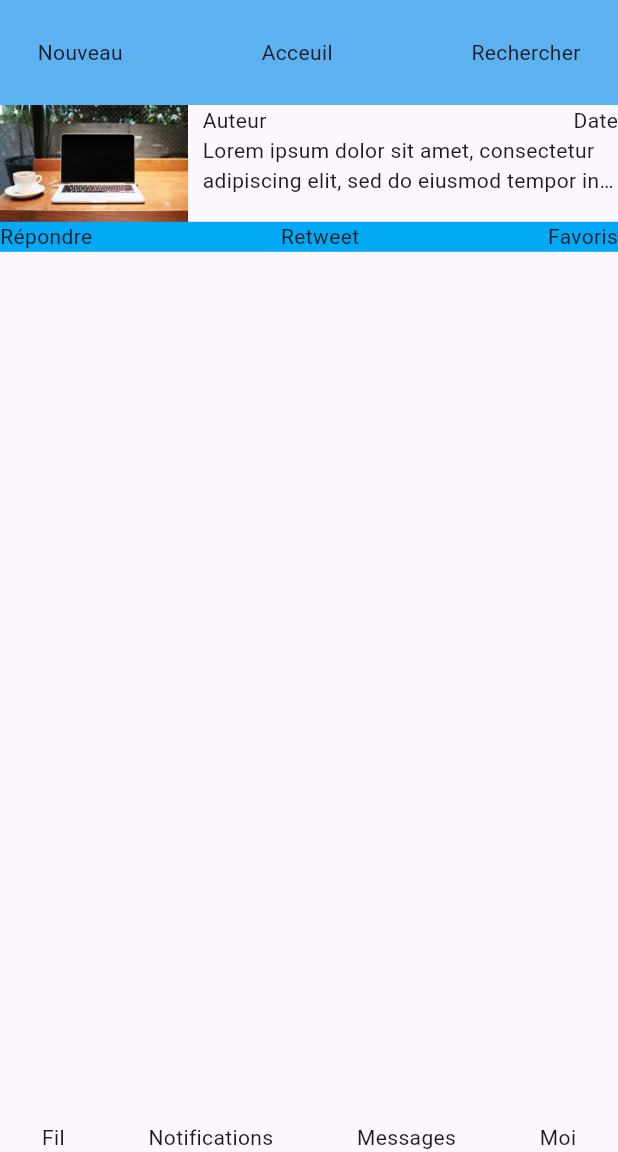
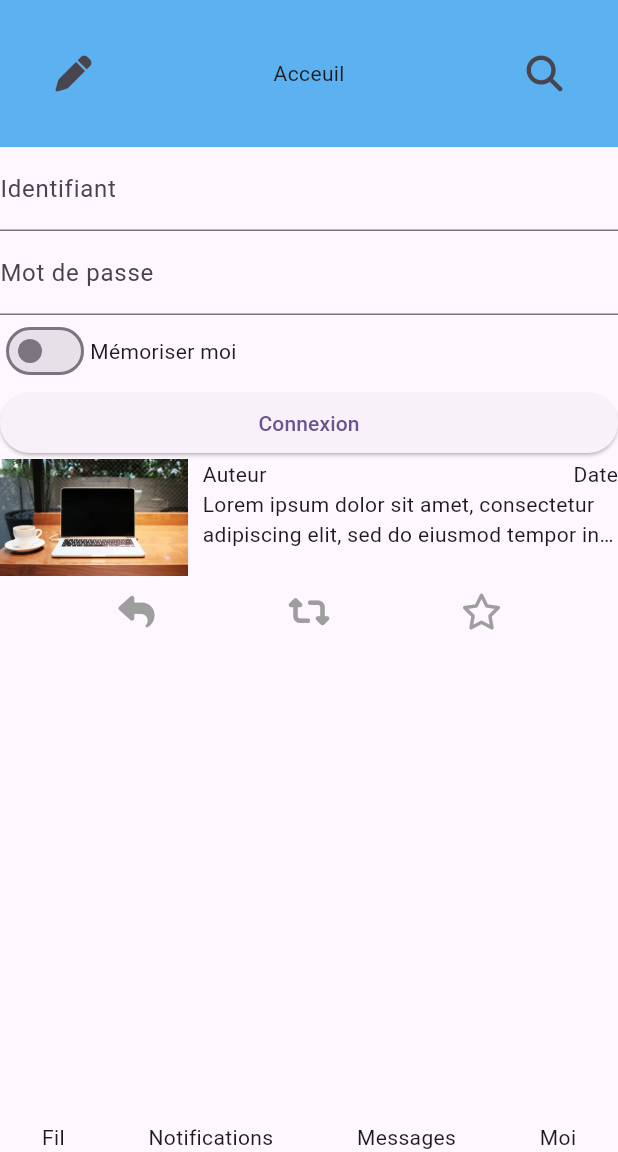
Before and after one commit to Alweare/TwitterClone, a Flutter app: the screen it shows after launch, on a phone screen of 412 x 824 dp, the part 84-1236 px from its top. Run offline on Flutter 3.47's test engine with Material 3 defaults, Android fonts, the phone set to English and light mode, and no system bars; our stand-ins replace email_validator, flutter_pw_validator, font_awesome_flutter.

Commit message:
Ajout d'un formulaire de connexion

```diff
--- /dev/null
+++ b/lib/Formulaire.dart
@@ -0,0 +1,94 @@
+import 'package:email_validator/email_validator.dart';
+import 'package:flutter/cupertino.dart';
+import 'package:flutter/material.dart';
+import 'package:flutter_pw_validator/flutter_pw_validator.dart';
+
+class Formulaire extends StatefulWidget {
+  @override
+  State<Formulaire> createState() => _FormulaireState();
+}
+
+
+class _FormulaireState extends State<Formulaire> {
+  bool _switchValue = false;
+  final _formKey = GlobalKey<FormState>();
+  String email = 'yanis@gmail.com';
+  String password = '123456';
+
+  final RegExp regex = RegExp(r'^(?=.*[A-Z])(?=.*[a-z])(?=.*\d)(?=.*[@$!%*?&])[A-Za-z\d@$!%*?&]{8,}$');
+
+
+
+  void submit() {
+    _formKey.currentState!.validate();
+  }
+
+  String? testEmail(String? value) {
+    if (value == null || value.isEmpty) {
+      return 'veuillez saisir un email';
+    }
+    if (!EmailValidator.validate(value)) {
+      return 'email invalide !';
+    }
+    return null;
+  }
+
+  String? passwordValidator(String? value) {
+    if (value == null || value.isEmpty) {
+      return 'saisir mdp';
+    }
+    if(!regex.hasMatch(value)){
+      return 'veuillez saisir un mot de passe correct !';
+    }
+
+  }
+
+
+  @override
+  Widget build(BuildContext context) {
+    return Form(
+        key: _formKey,
+        child: Column(
+          children: [
+            TextFormField(
+
+              decoration: const InputDecoration(
+                labelText: 'Identifiant',
+              ),
+              validator: testEmail,
+              onSaved: (value) {
+                email = value!;
+              },
+            ),
+            TextFormField(
+              obscureText: true,
+              decoration: const InputDecoration(
+                labelText: 'Mot de passe',
+              ),
+              validator: passwordValidator,
+            ),
+            Row(
+              mainAxisAlignment: MainAxisAlignment.start,
+              children: [
+                Switch(
+                  value: _switchValue,
+                  onChanged: (value) {
+                    setState(() {
+                      _switchValue = value;
+                    });
+                  },
+                ),
+                Text('Mémoriser moi')],
+            ),
+            SizedBox(
+              width: double.infinity,
+              child: ElevatedButton(
+                onPressed: submit,
+                child: Text('Connexion'),
+
+              ),
+            )
+          ],
+        ));
+  }
+}
--- a/lib/content_body.dart
+++ b/lib/content_body.dart
@@ -36,14 +36,16 @@ class ContentBody extends StatelessWidget {
           ],
         ),
         Container(
-          color: Colors.lightBlue,
-          child: const Row(
-            mainAxisAlignment: MainAxisAlignment.spaceBetween,
+
+          child: Row(
+            mainAxisAlignment: MainAxisAlignment.spaceEvenly,
             children: [
-              Text('Répondre'),
-              Text('Retweet'),
-              Text('Favoris'),
+              IconButton(onPressed: () {}, icon: FaIcon(FontAwesomeIcons.reply), color: Colors.grey,) ,
+              IconButton(onPressed: () {}, icon: FaIcon(FontAwesomeIcons.retweet, color: Colors.grey,)) ,
+              IconButton(onPressed: () {}, icon: FaIcon(FontAwesomeIcons.star, color: Colors.grey,)) ,
+
             ],
+
           ),
         ),
       ],
--- a/lib/main.dart
+++ b/lib/main.dart
@@ -3,6 +3,7 @@ import 'package:twitter_clone/content_body.dart';
 import 'package:twitter_clone/menu_bar.dart';
 import 'package:twitter_clone/top_app_bar.dart';
 
+import 'Formulaire.dart';
 import 'bottom_bar.dart';
 
 void main() {
@@ -49,17 +50,17 @@ class _MyHomePageState extends State<MyHomePage> {
 
   @override
   Widget build(BuildContext context) {
-    return const Scaffold(
-        appBar: TopApp(),
+    return Scaffold(
+        appBar: const TopApp(),
         body:Column(
 
 
 
           children: [
-            MenuBarCustom(),
+            const MenuBarCustom(),
+            Formulaire(),
 
-
-            ContentBody(),
+            const ContentBody(),
           ],
         ),
 
@@ -69,7 +70,7 @@ class _MyHomePageState extends State<MyHomePage> {
 
 
 
-        bottomNavigationBar:BottomBar()
+        bottomNavigationBar:const BottomBar()
     );
   }
 }
--- a/lib/menu_bar.dart
+++ b/lib/menu_bar.dart
@@ -1,4 +1,6 @@
 import 'package:flutter/cupertino.dart';
+import 'package:flutter/material.dart';
+import 'package:font_awesome_flutter/font_awesome_flutter.dart';
 
 class MenuBarCustom extends StatelessWidget {
   const MenuBarCustom({super.key});
@@ -10,14 +12,15 @@ class MenuBarCustom extends StatelessWidget {
         Expanded(
           child: Container(
               color: const Color(0xF958b0f0),
-              child: const Padding(
-                padding: EdgeInsets.all(25.0),
+              child: Padding(
+                padding: const EdgeInsets.all(25.0),
                 child: Row(
                   mainAxisAlignment: MainAxisAlignment.spaceBetween,
                   children: [
-                    Text('Nouveau'),
-                    Text('Acceuil'),
-                    Text('Rechercher'),
+                    IconButton(onPressed: () {}, icon: const FaIcon(FontAwesomeIcons.pen)),
+                    const Text('Acceuil'),
+                    IconButton(onPressed: () {}, icon: const FaIcon(FontAwesomeIcons.magnifyingGlass)),
+
                   ],
                 ),
               )),
--- a/pubspec.yaml
+++ b/pubspec.yaml
@@ -38,6 +38,8 @@ dependencies:
   cupertino_icons: ^1.0.8
 
   font_awesome_flutter: ^10.0.7
+  email_validator: '^2.1.17'
+  flutter_pw_validator: ^1.6.0
 
 
 dev_dependencies:
```
Also changed, not shown: pubspec.lock.
